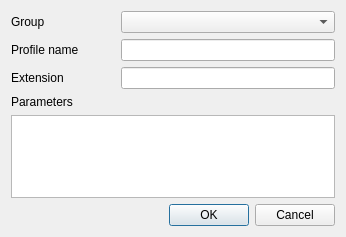
Old version of the form src/widgets/saveprofile_ui.ui in the repository KDE/kdenlive.
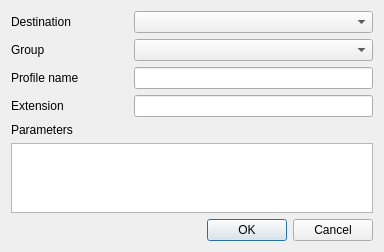
New version of the form. Custom widgets are drawn as their Qt base class.

Commit message: slowly getting ready for downloading rendering profiles

```diff
--- a/src/widgets/saveprofile_ui.ui
+++ b/src/widgets/saveprofile_ui.ui
@@ -5,8 +5,8 @@
    <rect>
     <x>0</x>
     <y>0</y>
-    <width>346</width>
-    <height>237</height>
+    <width>384</width>
+    <height>245</height>
    </rect>
   </property>
   <property name="windowTitle" >
@@ -14,47 +14,57 @@
   </property>
   <layout class="QGridLayout" name="gridLayout" >
    <item row="0" column="0" >
+    <widget class="QLabel" name="label_5" >
+     <property name="text" >
+      <string>Destination</string>
+     </property>
+    </widget>
+   </item>
+   <item row="0" column="1" colspan="2" >
+    <widget class="KComboBox" name="destination_list" />
+   </item>
+   <item row="1" column="0" >
     <widget class="QLabel" name="label_2" >
      <property name="text" >
       <string>Group</string>
      </property>
     </widget>
    </item>
-   <item row="0" column="1" colspan="2" >
+   <item row="1" column="1" colspan="2" >
     <widget class="KComboBox" name="group_name" />
    </item>
-   <item row="1" column="0" >
+   <item row="2" column="0" >
     <widget class="QLabel" name="label_3" >
      <property name="text" >
       <string>Profile name</string>
      </property>
     </widget>
    </item>
-   <item row="1" column="1" colspan="2" >
+   <item row="2" column="1" colspan="2" >
     <widget class="KLineEdit" name="profile_name" />
    </item>
-   <item row="2" column="0" >
+   <item row="3" column="0" >
     <widget class="QLabel" name="label_4" >
      <property name="text" >
       <string>Extension</string>
      </property>
     </widget>
    </item>
-   <item row="2" column="1" colspan="2" >
+   <item row="3" column="1" colspan="2" >
     <widget class="KLineEdit" name="extension" >
      <property name="maxLength" >
       <number>4</number>
      </property>
     </widget>
    </item>
-   <item row="3" column="0" colspan="2" >
+   <item row="4" column="0" colspan="2" >
     <widget class="QLabel" name="label" >
      <property name="text" >
       <string>Parameters</string>
      </property>
     </widget>
    </item>
-   <item row="4" column="0" colspan="3" >
+   <item row="5" column="0" colspan="3" >
     <widget class="KTextEdit" name="parameters" >
      <property name="readOnly" >
       <bool>false</bool>
@@ -64,7 +74,7 @@
      </property>
     </widget>
    </item>
-   <item row="5" column="2" >
+   <item row="6" column="2" >
     <spacer name="verticalSpacer" >
      <property name="orientation" >
       <enum>Qt::Vertical</enum>
@@ -77,7 +87,7 @@
      </property>
     </spacer>
    </item>
-   <item row="6" column="0" colspan="3" >
+   <item row="7" column="0" colspan="3" >
     <widget class="QDialogButtonBox" name="buttonBox" >
      <property name="orientation" >
       <enum>Qt::Horizontal</enum>
```
The commit also changes 1 other file.
